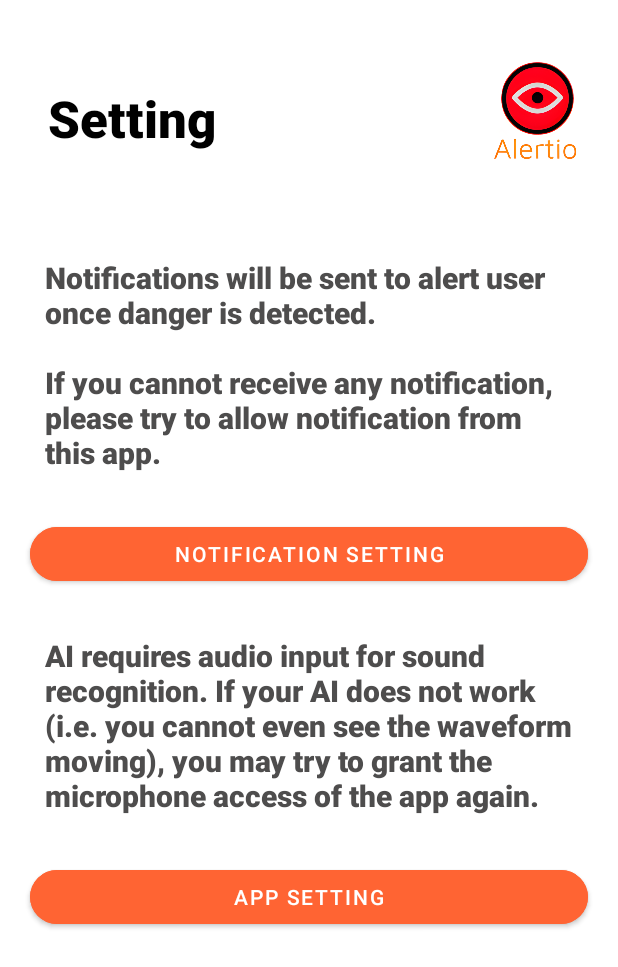
After one commit to u3569037/Alertio, an Android app: the Setting screen opened directly, with no data from a screen before it, on a phone screen of 412 x 824 dp. The commit adds this screen. Shown: the top 967 px of the screen. Run offline under Robolectric (Android 15) with nearby library versions, the phone set to English and light mode, and no system bars; Roboto replaces fonts that are not available here.

Commit message:
Setting page added

```diff
--- a/app/src/main/AndroidManifest.xml
+++ b/app/src/main/AndroidManifest.xml
@@ -1,6 +1,10 @@
 <?xml version="1.0" encoding="utf-8"?>
 <manifest xmlns:android="http://schemas.android.com/apk/res/android"
     xmlns:tools="http://schemas.android.com/tools">
+
+    <uses-permission android:name="android.permission.RECORD_AUDIO" />
+    <uses-permission android:name="android.permission.VIBRATE" />
+    <uses-permission android:name="android.permission.POST_NOTIFICATIONS" />
 
     <application
         android:allowBackup="true"
@@ -12,6 +16,13 @@
         android:supportsRtl="true"
         android:theme="@style/Theme.Alertio"
         tools:targetApi="31">
+        <activity
+            android:name=".Setting"
+            android:exported="false">
+            <meta-data
+                android:name="android.app.lib_name"
+                android:value="" />
+        </activity>
         <activity
             android:name=".Operating"
             android:exported="false"
@@ -64,8 +75,4 @@
             android:resource="@array/preloaded_fonts" />
     </application>
 
-    <uses-permission android:name = "android.permission.RECORD_AUDIO"/>
-    <uses-permission android:name="android.permission.VIBRATE" />
-    <uses-permission android:name="android.permission.POST_NOTIFICATIONS"/>
-
 </manifest>
--- a/app/src/main/java/com/example/alertio/Homepage.kt
+++ b/app/src/main/java/com/example/alertio/Homepage.kt
@@ -4,6 +4,7 @@ import android.content.Intent
 import androidx.appcompat.app.AppCompatActivity
 import android.os.Bundle
 import android.widget.Button
+import androidx.cardview.widget.CardView
 import java.util.*
 import kotlin.concurrent.schedule
 
@@ -12,6 +13,12 @@ class Homepage : AppCompatActivity() {
         super.onCreate(savedInstanceState)
         setContentView(R.layout.activity_homepage)
         window.statusBarColor = 0   //set status bar color to white
+
+        val card: CardView = findViewById(R.id.cardView)
+        card.setOnClickListener {
+            val intent = Intent(this@Homepage, Setting::class.java)
+            startActivity(intent)
+        }
 
 
         val guidebtn: Button = findViewById(R.id.guidebutton)
--- /dev/null
+++ b/app/src/main/java/com/example/alertio/Setting.kt
@@ -0,0 +1,44 @@
+package com.example.alertio
+
+import android.content.Intent
+import android.net.Uri
+import androidx.appcompat.app.AppCompatActivity
+import android.os.Bundle
+import android.widget.Button
+import android.widget.Toast
+
+class Setting : AppCompatActivity() {
+    private var notifBtn : Button? = null
+    private var audioInputBtn : Button? = null
+
+    override fun onCreate(savedInstanceState: Bundle?) {
+        super.onCreate(savedInstanceState)
+        setContentView(R.layout.activity_setting)
+        window.statusBarColor = 0   //set status bar color to white
+
+        notifBtn = findViewById(R.id.notifButton)
+
+        notifBtn!!.setOnClickListener(){
+            startActivity(Intent("android.settings.APP_NOTIFICATION_SETTINGS"))
+        }
+
+        audioInputBtn = findViewById(R.id.audioInputBtn)
+
+        audioInputBtn!!.setOnClickListener(){
+            try{
+                var intent = Intent("android.settings.APPLICATION_DETAILS_SETTINGS")
+                var uri :Uri = Uri.fromParts("package", getPackageName(), null);
+                intent.setData(uri)
+                startActivity(intent)
+            } catch(e:Exception){
+                Toast.makeText(
+                    this,
+                    e.toString(),
+                    Toast.LENGTH_LONG
+                ).show()
+            }
+
+        }
+
+    }
+}
--- /dev/null
+++ b/app/src/main/res/layout/activity_setting.xml
@@ -0,0 +1,91 @@
+<?xml version="1.0" encoding="utf-8"?>
+<androidx.constraintlayout.widget.ConstraintLayout xmlns:android="http://schemas.android.com/apk/res/android"
+    xmlns:app="http://schemas.android.com/apk/res-auto"
+    xmlns:tools="http://schemas.android.com/tools"
+    android:layout_width="match_parent"
+    android:layout_height="match_parent"
+    tools:context=".Setting">
+
+    <TextView
+        android:id="@+id/textView5"
+        android:layout_width="wrap_content"
+        android:layout_height="wrap_content"
+        android:layout_marginStart="32dp"
+        android:layout_marginTop="56dp"
+        android:fontFamily="sans-serif-black"
+        android:text="Setting"
+        android:textColor="@color/black"
+        android:textSize="34sp"
+        android:textStyle="bold"
+        app:layout_constraintStart_toStartOf="parent"
+        app:layout_constraintTop_toTopOf="parent" />
+
+    <ImageView
+        android:id="@+id/imageView12"
+        android:layout_width="101dp"
+        android:layout_height="101dp"
+        android:layout_marginTop="32dp"
+        android:layout_marginEnd="4dp"
+        app:layout_constraintEnd_toEndOf="parent"
+        app:layout_constraintHorizontal_bias="0.842"
+        app:layout_constraintStart_toEndOf="@+id/welcomemsg"
+        app:layout_constraintTop_toTopOf="parent"
+        app:srcCompat="@drawable/app_logo800" />
+
+    <ScrollView
+        android:layout_width="match_parent"
+        android:layout_height="0dp"
+        android:layout_marginTop="8dp"
+        app:layout_constraintBottom_toBottomOf="parent"
+        app:layout_constraintEnd_toEndOf="parent"
+        app:layout_constraintStart_toStartOf="parent"
+        app:layout_constraintTop_toBottomOf="@+id/imageView12"
+        app:layout_constraintVertical_bias="1.0">
+
+        <LinearLayout
+            android:layout_width="match_parent"
+            android:layout_height="wrap_content"
+            android:orientation="vertical"
+            android:padding="10sp">
+
+            <TextView
+                android:id="@+id/textView7"
+                android:layout_width="match_parent"
+                android:layout_height="wrap_content"
+                android:fontFamily="sans-serif-black"
+                android:padding="20sp"
+                android:text="Notifications will be sent to alert user once danger is detected. \n\nIf you cannot receive any notification, please try to allow notification from this app."
+                android:textColor="#4E4D4D"
+                android:textSize="20sp" />
+
+            <Button
+                android:id="@+id/notifButton"
+                android:layout_width="match_parent"
+                android:layout_height="wrap_content"
+                android:layout_margin="10sp"
+                android:backgroundTint="#FF6433"
+                android:text="Notification setting"
+                app:cornerRadius="20sp" />
+
+            <TextView
+                android:id="@+id/textView8"
+                android:layout_width="match_parent"
+                android:layout_height="wrap_content"
+                android:fontFamily="sans-serif-black"
+                android:padding="20sp"
+                android:text="AI requires audio input for sound recognition. If your AI does not work (i.e. you cannot even see the waveform moving), you may try to grant the microphone access of the app again."
+                android:textColor="#4E4D4D"
+                android:textSize="20sp" />
+
+            <Button
+                android:id="@+id/audioInputBtn"
+                android:layout_width="match_parent"
+                android:layout_height="wrap_content"
+                android:layout_margin="10sp"
+                android:backgroundTint="#FF6433"
+                android:text="App setting"
+                app:cornerRadius="20sp" />
+        </LinearLayout>
+    </ScrollView>
+
+</androidx.constraintlayout.widget.ConstraintLayout>
```
